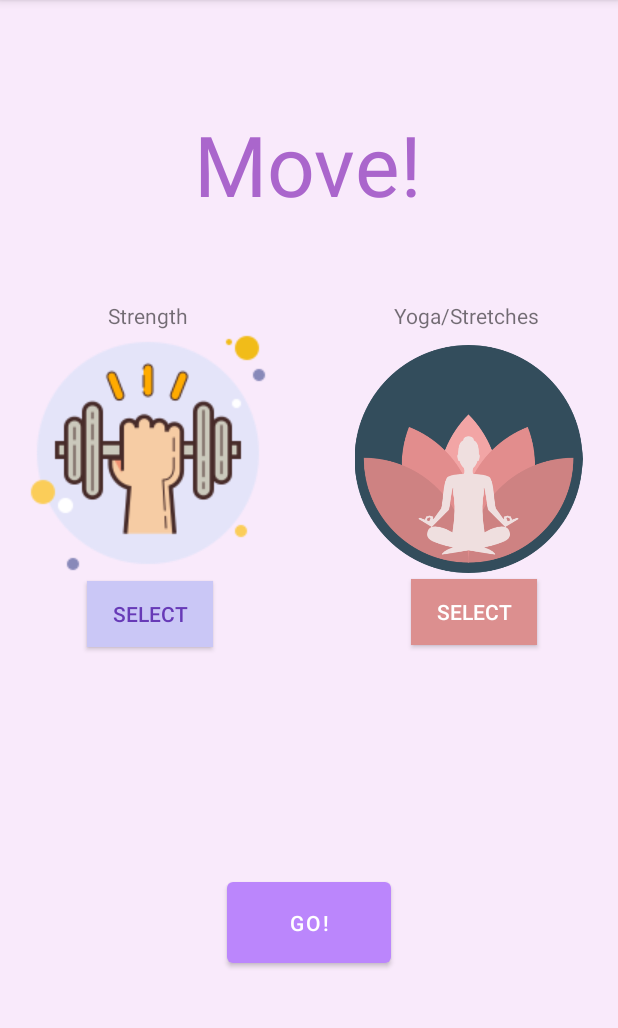
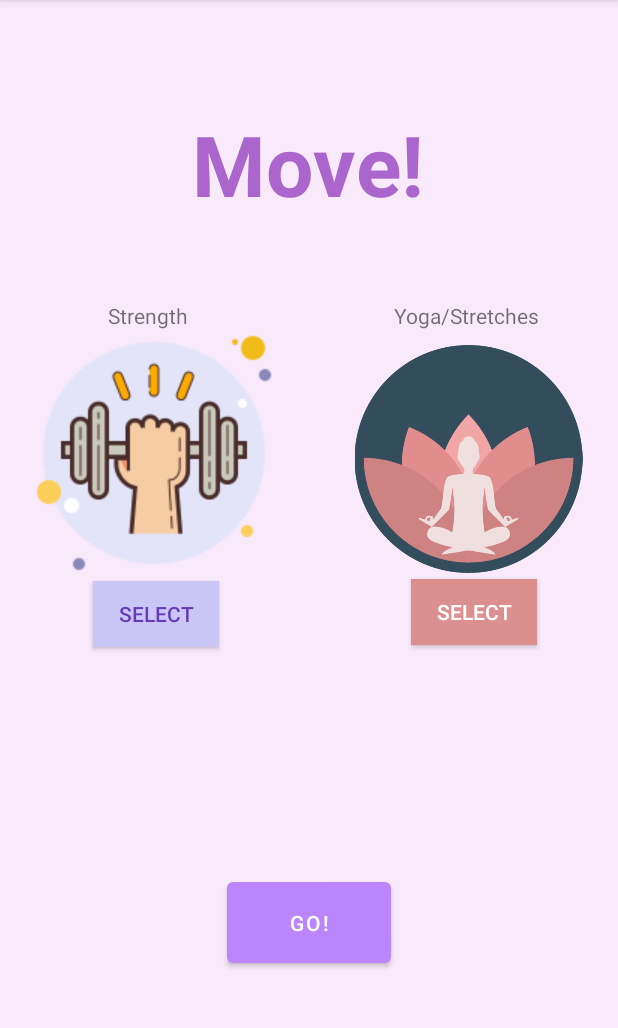
Before and after one commit to Ryanlydz/SSDProject, an Android app: the screen it shows after launch (MainActivity), on a phone screen of 412 x 824 dp, the part 84-1112 px from its top. Run offline under Robolectric (Android 15) with nearby library versions, the light colour scheme and no system bars.

Commit message:
update positioning + change header

```diff
--- a/app/src/main/res/layout/activity_main.xml
+++ b/app/src/main/res/layout/activity_main.xml
@@ -15,6 +15,7 @@
         android:text="@string/header_text"
         android:textAppearance="@style/TextAppearance.AppCompat.Display3"
         android:textColor="@android:color/holo_purple"
+        android:textStyle="bold"
         app:layout_constraintEnd_toEndOf="parent"
         app:layout_constraintHorizontal_bias="0.498"
         app:layout_constraintStart_toStartOf="parent"
@@ -24,8 +25,8 @@
         android:id="@+id/btn_strength"
         android:layout_width="165dp"
         android:layout_height="163dp"
-        android:layout_marginStart="16dp"
-        android:layout_marginLeft="16dp"
+        android:layout_marginStart="20dp"
+        android:layout_marginLeft="20dp"
         android:layout_marginTop="220dp"
         android:background="@null"
         app:layout_constraintStart_toStartOf="parent"
@@ -73,8 +74,8 @@
         android:id="@+id/toggleButton"
         android:layout_width="84dp"
         android:layout_height="44dp"
-        android:layout_marginStart="58dp"
-        android:layout_marginLeft="58dp"
+        android:layout_marginStart="62dp"
+        android:layout_marginLeft="62dp"
         android:layout_marginTop="4dp"
         android:background="#CAC7F6"
         android:text="@string/strength_toggle"
```
